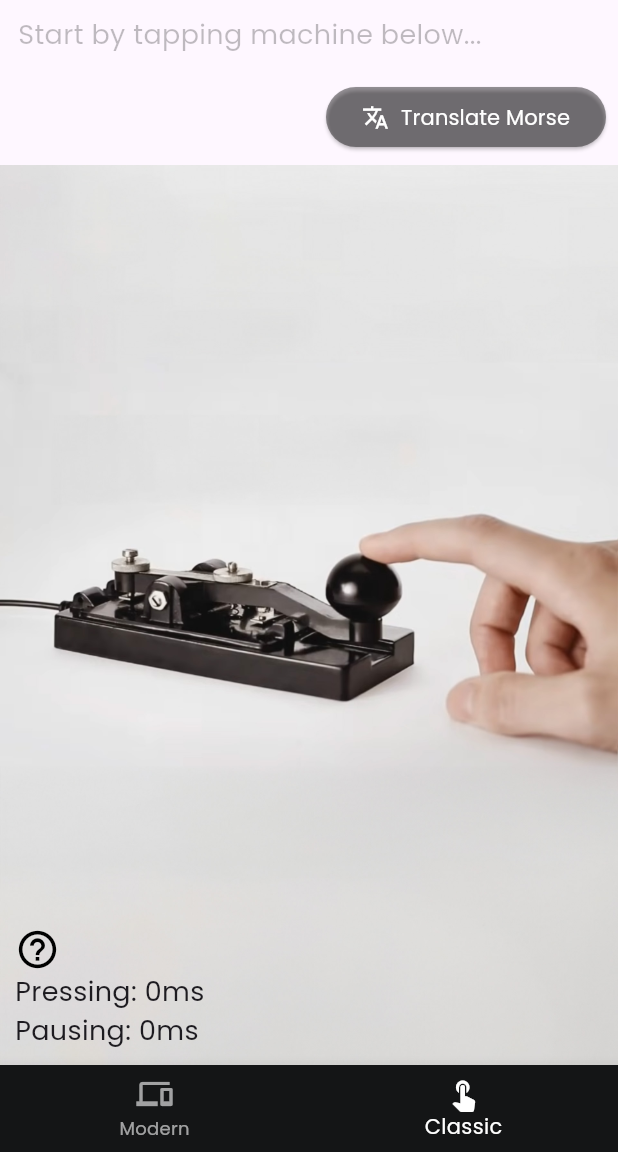
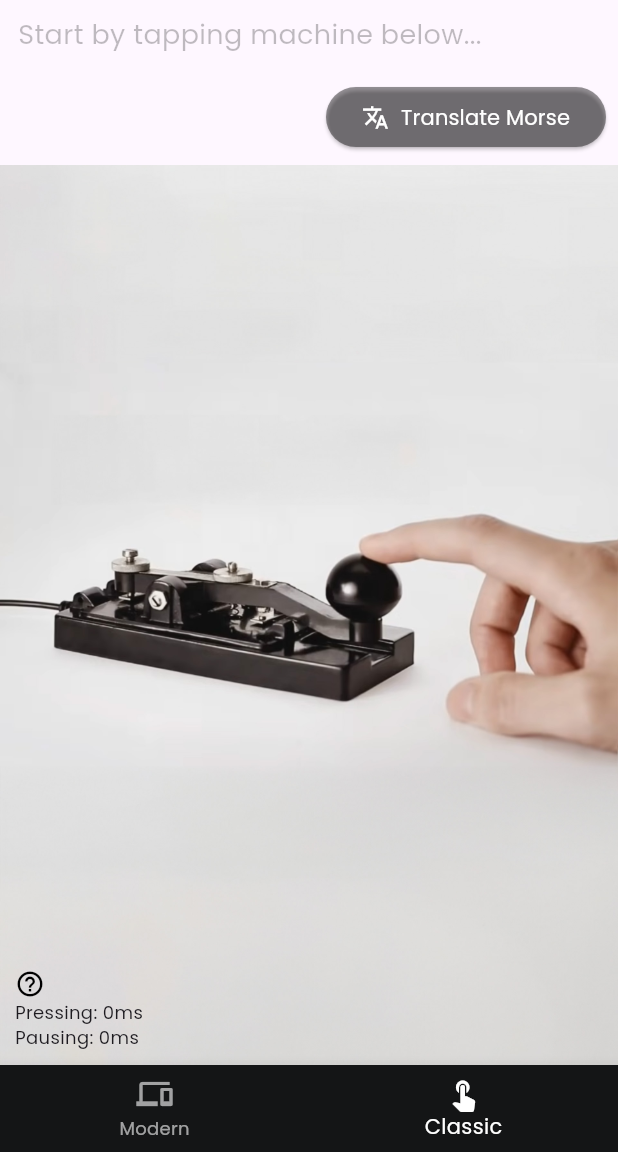
Before and after one commit to ItsJordanNL/morse-translator, a Flutter app: the screen it shows after launch, item 2 of the bottom bar chosen, on a phone screen of 412 x 824 dp, the part 84-1236 px from its top. Run offline on Flutter 3.47's test engine with Material 3 defaults, Android fonts, the phone set to English and light mode, and no system bars.

Commit message:
Fix - Groottes tijd en vraagteken

```diff
--- a/lib/classic.dart
+++ b/lib/classic.dart
@@ -347,16 +347,16 @@ class TimerButtonState extends State<TimerButton> {
                           child: const Icon(
                             Icons.help_outline,
                             color: Colors.black,
-                            size: 30,
+                            size: 20,
                           ),
                         ),
                         Text(
                           'Pressing: ${_pressedMilliseconds}ms',
-                          style: const TextStyle(fontSize: 18),
+                          style: const TextStyle(fontSize: 12),
                         ),
                         Text(
                           'Pausing: ${_notPressedMilliseconds}ms',
-                          style: const TextStyle(fontSize: 18),
+                          style: const TextStyle(fontSize: 12),
                         ),
                       ],
                     ),
```
